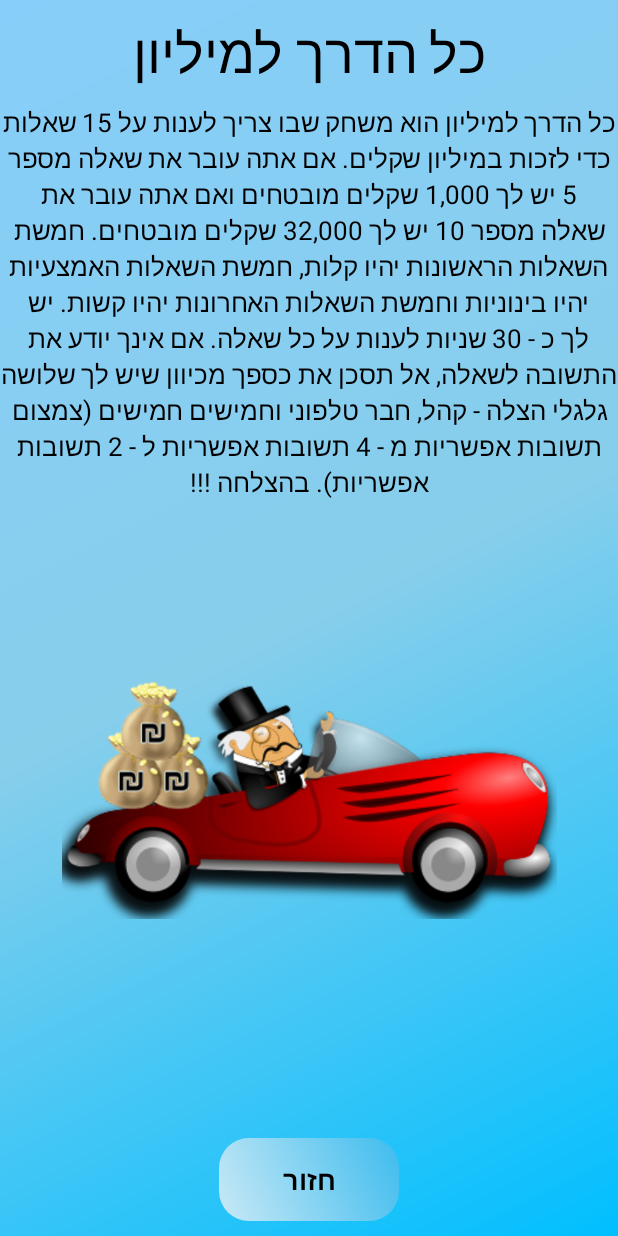
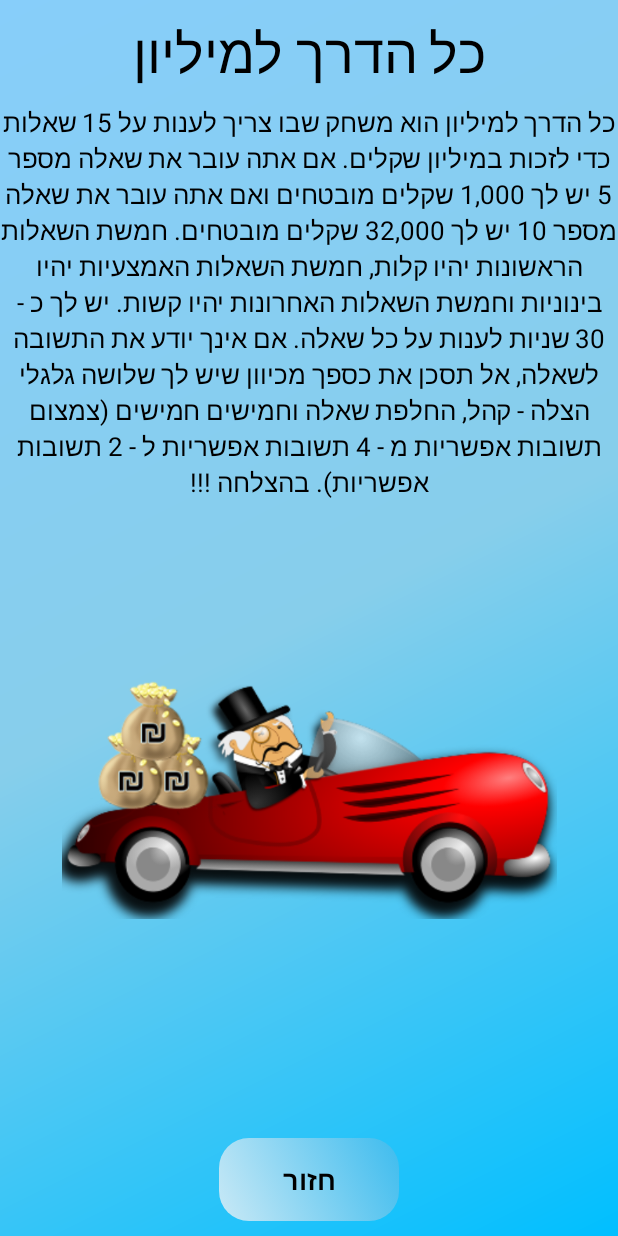
Before and after one commit to EliYakubov7/All-The-Way-To-Million, an Android app: the InfoGameActivity screen opened directly, with no data from a screen before it, on a phone screen of 412 x 824 dp. Run offline under Robolectric (Android 15) with nearby library versions, the phone set to English and light mode, and no system bars; Roboto replaces fonts that are not available here.

Commit message:
Update strings.xml

```diff
--- a/app/src/main/res/values/strings.xml
+++ b/app/src/main/res/values/strings.xml
@@ -8,7 +8,7 @@
     אם אתה עובר את שאלה מספר 5 יש לך 1,000 שקלים מובטחים ואם אתה עובר את שאלה מספר 10 יש לך 32,000 שקלים מובטחים.
     חמשת השאלות הראשונות יהיו קלות, חמשת השאלות האמצעיות יהיו בינוניות וחמשת השאלות האחרונות יהיו קשות.
     יש לך כ - 30 שניות לענות על כל שאלה. אם אינך יודע את התשובה לשאלה, אל תסכן את כספך מכיוון שיש לך
-    שלושה גלגלי הצלה - קהל, חבר טלפוני וחמישים חמישים (צמצום תשובות אפשריות מ - 4 תשובות אפשריות ל - 2 תשובות אפשריות). בהצלחה !!!</string>
+    שלושה גלגלי הצלה - קהל, החלפת שאלה וחמישים חמישים (צמצום תשובות אפשריות מ - 4 תשובות אפשריות ל - 2 תשובות אפשריות). בהצלחה !!!</string>
 
     <string name="question_number_one">שאלה מספר 1</string>
 </resources>
```
